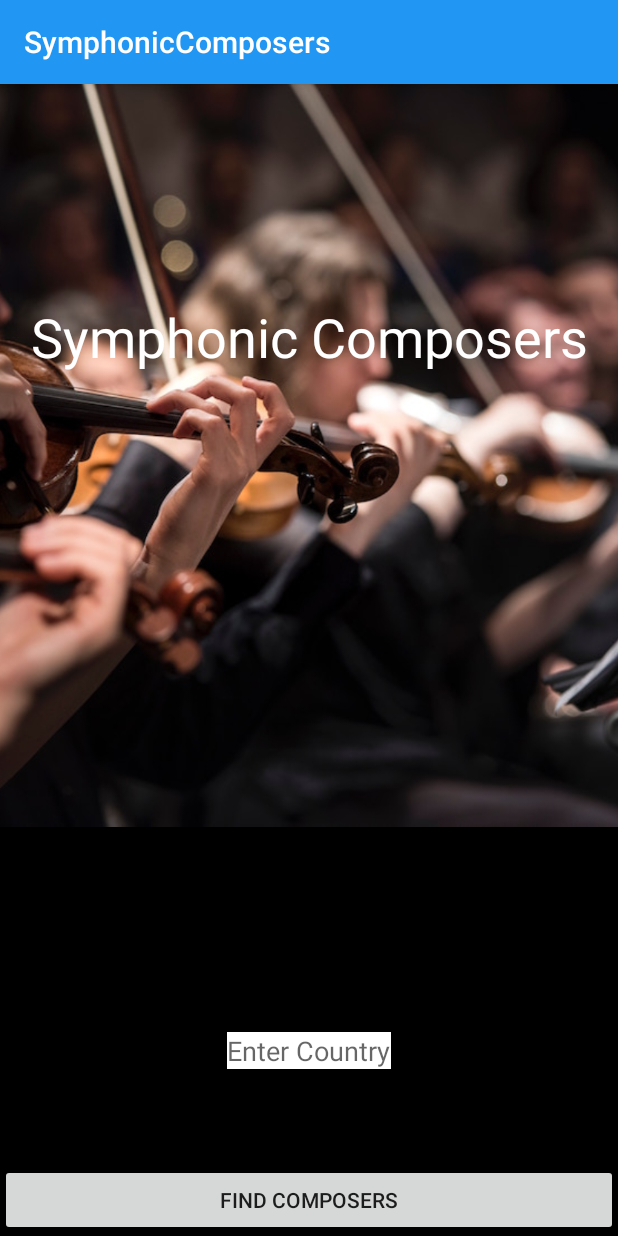
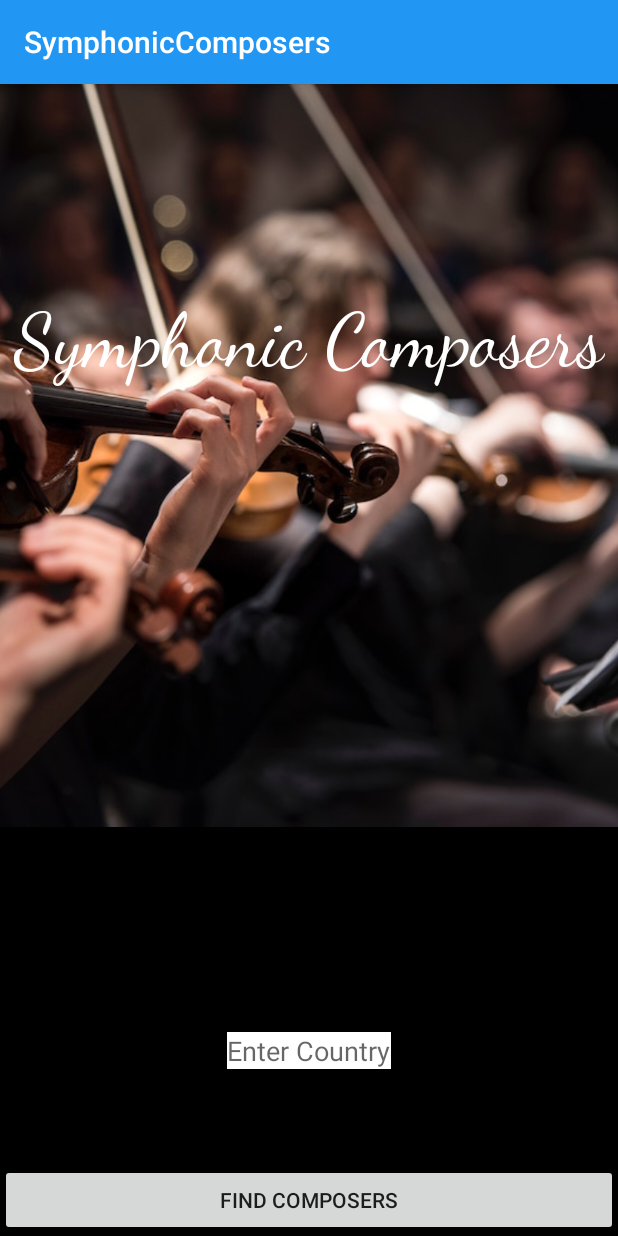
Before and after one commit to sagaquisces/Symphonic-Composers, an Android app: the screen it shows after launch (MainActivity), on a phone screen of 412 x 824 dp. Run offline under Robolectric (Android 15) with nearby library versions, the phone set to English and light mode, and no system bars.

Commit message:
new font for MainActivity textView, list view for composers array in Composer Activity.

```diff
--- a/app/src/main/java/com/epicodus/symphoniccomposers/MainActivity.java
+++ b/app/src/main/java/com/epicodus/symphoniccomposers/MainActivity.java
@@ -1,22 +1,28 @@
 package com.epicodus.symphoniccomposers;
 
 import android.content.Intent;
+import android.graphics.Typeface;
 import android.os.Bundle;
 import android.support.v7.app.AppCompatActivity;
 import android.view.View;
 import android.widget.Button;
 import android.widget.EditText;
+import android.widget.TextView;
+
+import org.w3c.dom.Text;
 
 public class MainActivity extends AppCompatActivity {
     public static final String TAG = MainActivity.class.getSimpleName();
     private Button mFindComposersButton;
     private EditText mCountryEditText;
+    private TextView mAppNameTextView;
 
     @Override
     protected void onCreate(Bundle savedInstanceState) {
         super.onCreate(savedInstanceState);
         setContentView(R.layout.activity_main);
 
+        mAppNameTextView = (TextView) findViewById(R.id.appNameTextView);
         mCountryEditText = (EditText) findViewById(R.id.countryEditText);
         mFindComposersButton = (Button) findViewById(R.id.findComposersButton);
         mFindComposersButton.setOnClickListener(new View.OnClickListener() {
@@ -28,5 +34,8 @@ public class MainActivity extends AppCompatActivity {
                 startActivity(intent);
             }
         });
+
+        Typeface danceFont = Typeface.createFromAsset(getAssets(), "fonts/dancing-script.otf");
+        mAppNameTextView.setTypeface(danceFont);
     }
 }
--- a/app/src/main/res/layout/activity_main.xml
+++ b/app/src/main/res/layout/activity_main.xml
@@ -21,7 +21,7 @@
         android:layout_height="wrap_content"
         android:text="Symphonic Composers"
         android:textColor="@color/colorTextIcons"
-        android:textSize="36sp"
+        android:textSize="50sp"
         android:id="@+id/appNameTextView"
         app:layout_constraintBottom_toBottomOf="parent"
         app:layout_constraintLeft_toLeftOf="parent"
```
Also changed, not shown: app/src/main/assets/fonts/dancing-script.otf (added).
